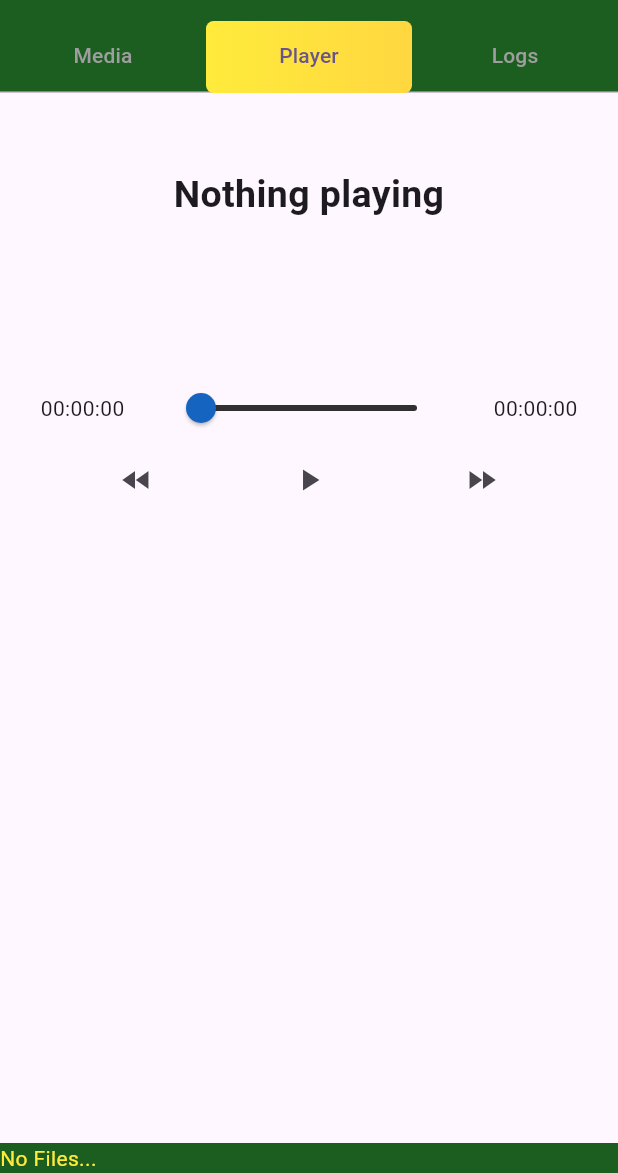
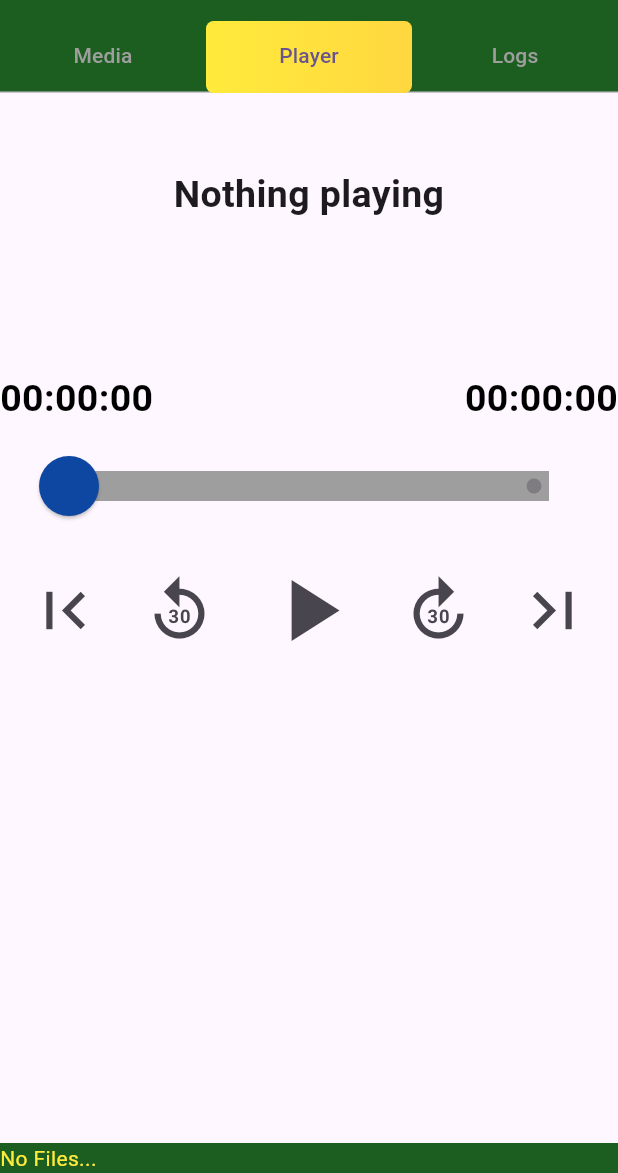
Before and after one commit to jcreyf/flutter, a Flutter app: the screen it shows after launch, tab 2 chosen, on a phone screen of 412 x 824 dp, the part 63-1236 px from its top. Run offline on Flutter 3.47's test engine with Material 3 defaults, Android fonts, the phone set to English and light mode, and no system bars; our stand-ins replace flutter_phoenix, just_audio, just_audio_background, logger, permission_handler, sqflite; missing offline and left inert: external_path, filesystem_picker, record; accounts and stored records are empty.

Commit message:
Add background player and more

```diff
--- a/mediatheque/lib/main.dart
+++ b/mediatheque/lib/main.dart
@@ -35,9 +35,19 @@ import 'package:filesystem_picker/filesystem_picker.dart';
 //   https://pub.dev/packages/just_audio/install
 //   /> flutter pub add just_audio
 import 'package:just_audio/just_audio.dart';
-import 'package:audio_session/audio_session.dart';
+// Used for playing media in the background:
+import 'package:just_audio_background/just_audio_background.dart';
+//import 'package:audio_session/audio_session.dart';
 
-void main() {
+// Start point of the app.
+// This needs to be a future / async method to support it running in the background
+// (media playing in the background)
+Future<void> main() async {
+  await JustAudioBackground.init(
+    androidNotificationChannelId: 'com.jocreyf.mediatheque.channel.audio',
+    androidNotificationChannelName: 'Mediatheque audio playback',
+    androidNotificationOngoing: true,
+  );
   runApp(
       // Wrapping the app in a Phoenix widget that we can use to hot restart when needed.
       // (the Phoenix widget basically generates a new 'key' on itself, invalidating the
@@ -114,45 +124,82 @@ class _MediathequeHomePageState extends State<MediathequeHomePage> with TickerPr
   Widget slider() {
     return Column(
       children: <Widget>[
-        SizedBox(height: 50),
-        playing
-            ? Text(
-                playingMediaFile.baseFileName,
-                textAlign: TextAlign.center,
-                style: TextStyle(color: Colors.amber[50], backgroundColor: Colors.amber[900], fontWeight: FontWeight.bold, fontSize: 25),
-              )
-            : const Text(
+        const SizedBox(height: 50),
+        playingMediaFile.fileName == ""
+            ? const Text(
                 "Nothing playing",
                 textAlign: TextAlign.center,
                 style: TextStyle(fontWeight: FontWeight.bold, fontSize: 25),
+              )
+            : Text(
+                playingMediaFile.baseFileName,
+                textAlign: TextAlign.center,
+                style: const TextStyle(color: Colors.black, fontWeight: FontWeight.bold, fontSize: 30),
               ),
-        SizedBox(height: 100),
+        const SizedBox(height: 100),
+        // The next widgets needs constant updating based on events in the autio sream:
+        StreamBuilder(
+            stream: player.positionStream,
+            builder: (context, snapshot) {
+              final Duration positionData = snapshot.data ?? const Duration();
+              // Save the current timestamp every 30 seconds:
+              if (positionData.inSeconds % 30 == 0) {
+                playingMediaFile.lastListenedSecond = positionData.inSeconds;
+              }
+              return Column(
+                children: [
+                  // Media timestamps:
                   Row(
-          mainAxisAlignment: MainAxisAlignment.spaceEvenly,
+                    mainAxisAlignment: MainAxisAlignment.spaceBetween,
                     children: <Widget>[
                       Text(
-                "${position.inHours.toString().length <= 1 ? "0${position.inHours}" : "${position.inHours}"}:${position.inMinutes.remainder(60).toString().length <= 1 ? "0${position.inMinutes.remainder(60)}" : "${position.inMinutes.remainder(60)}"}:${position.inSeconds.remainder(60).toString().length <= 1 ? "0${position.inSeconds.remainder(60)}" : "${position.inSeconds.remainder(60)}"}"),
-            Slider.adaptive(
-                activeColor: Colors.blue[800],
-                inactiveColor: Colors.grey[850],
-                value: position.inSeconds.toDouble(),
-                max: musicLength.inSeconds.toDouble(),
-                onChanged: (value) {
-                  print("slide value: $value");
-                  seekToSec(value.toInt());
-                }),
+                        MediaFile.timeFormat(time: positionData ?? const Duration()),
+                        textAlign: TextAlign.center,
+                        style: const TextStyle(color: Colors.black, fontWeight: FontWeight.bold, fontSize: 25),
+                      ),
                       Text(
-                "${musicLength.inHours.toString().length <= 1 ? "0${musicLength.inHours}" : "${musicLength.inHours}"}:${musicLength.inMinutes.remainder(60).toString().length <= 1 ? "0${musicLength.inMinutes.remainder(60)}" : "${musicLength.inMinutes.remainder(60)}"}:${musicLength.inSeconds.remainder(60).toString().length <= 1 ? "0${musicLength.inSeconds.remainder(60)}" : "${musicLength.inSeconds.remainder(60)}"}"),
+                        MediaFile.timeFormat(time: musicLength),
+                        textAlign: TextAlign.center,
+                        style: const TextStyle(color: Colors.black, fontWeight: FontWeight.bold, fontSize: 25),
+                      ),
                     ],
                   ),
+                  // Media slider:
+                  SliderTheme(
+                    data: SliderTheme.of(widget.context).copyWith(
+                      activeTrackColor: Colors.blue[950],
+                      inactiveTrackColor: Colors.grey[500],
+                      trackShape: const RectangularSliderTrackShape(),
+                      trackHeight: 20.0,
+                      thumbColor: Colors.blue[900],
+                      thumbShape: const RoundSliderThumbShape(enabledThumbRadius: 20.0),
+                      overlayColor: Colors.red.withAlpha(32),
+                      overlayShape: const RoundSliderOverlayShape(overlayRadius: 40.0),
+                    ),
+                    child: Container(
+                      width: 400,
+                      child: Slider(
+                        min: 0.0,
+                        max: musicLength.inSeconds.toDouble(),
+                        divisions: 1 + musicLength.inSeconds,
+                        value: positionData?.inSeconds.toDouble() ?? 0.0,
+                        onChanged: (double moveToSec) {
+                          setState(() {
+                            print("slide value 2: $moveToSec");
+                            seekToSec(moveToSec.toInt());
+                          });
+                        },
+                      ),
+                    ),
+                  ),
+                  // Media controls:
                   Row(
                     mainAxisAlignment: MainAxisAlignment.spaceEvenly,
                     children: <Widget>[
                       IconButton(
-              icon: const Icon(Icons.fast_rewind),
+                        icon: const Icon(Icons.first_page, size: 50),
                         onPressed: () {
                           setState(() {
-                  print("Rewind");
                             if (playing) {
                               player.seek(Duration.zero);
                             }
@@ -160,30 +207,63 @@ class _MediathequeHomePageState extends State<MediathequeHomePage> with TickerPr
                         },
                       ),
                       IconButton(
-              icon: playing ? const Icon(Icons.pause) : const Icon(Icons.play_arrow),
+                        icon: const Icon(Icons.replay_30, size: 50),
                         onPressed: () {
                           setState(() {
-                  print("Play");
+                            if (playing) {
+                              int currentSeconds = positionData.inSeconds;
+                              if (currentSeconds > 30) {
+                                player.seek(Duration(seconds: currentSeconds - 30));
+                              } else {
+                                player.seek(Duration.zero);
+                              }
+                            }
+                          });
+                        },
+                      ),
+                      IconButton(
+                        icon: playingMediaFile.fileName != "" && playing ? const Icon(Icons.pause, size: 70) : const Icon(Icons.play_arrow, size: 70),
+                        onPressed: () {
+                          setState(() {
                             if (playing) {
                               player.stop();
+                            } else {
+                              player.play();
                             }
                             playing = !playing;
                           });
                         },
                       ),
                       IconButton(
-              icon: const Icon(Icons.fast_forward),
+                        icon: const Icon(Icons.forward_30, size: 50),
                         onPressed: () {
                           setState(() {
-                  print("Forward");
                             if (playing) {
-                    player.seek(Duration.zero);
+                              int currentSeconds = positionData.inSeconds;
+                              int targetSeconds = currentSeconds + 30;
+                              int totalSeconds = musicLength.inSeconds;
+                              if (targetSeconds < totalSeconds) {
+                                player.seek(Duration(seconds: targetSeconds));
+                              }
+                            }
+                          });
+                        },
+                      ),
+                      IconButton(
+                        icon: const Icon(Icons.last_page, size: 50),
+                        onPressed: () {
+                          setState(() {
+                            if (playing) {
+                              player.seek(musicLength);
                             }
                           });
                         },
                       ),
                     ],
-        ),
+                  )
+                ],
+              );
+            }),
       ],
     );
   }
@@ -207,6 +287,7 @@ class _MediathequeHomePageState extends State<MediathequeHomePage> with TickerPr
   @override
   void dispose() {
     tabController.dispose();
+    player.dispose();
     super.dispose();
   }
 
@@ -479,13 +560,18 @@ class _MediathequeHomePageState extends State<MediathequeHomePage> with TickerPr
       // Start playing it!
       playingMediaFile = mediaFile;
       setState(() {
-        String _time =
-            "${musicLength.inHours.toString().length <= 1 ? "0${musicLength.inHours}" : "${musicLength.inHours}"}:${musicLength.inMinutes.remainder(60).toString().length <= 1 ? "0${musicLength.inMinutes.remainder(60)}" : "${musicLength.inMinutes.remainder(60)}"}:${musicLength.inSeconds.remainder(60).toString().length <= 1 ? "0${musicLength.inSeconds.remainder(60)}" : "${musicLength.inSeconds.remainder(60)}"}";
-        statusText = "playing: ${playingMediaFile.fileName} ($_time)";
+        statusText = "playing: ${playingMediaFile.fileName} (${MediaFile.timeFormat(time: musicLength)})";
       });
       await player.setFilePath(playingMediaFile.fileName).then((duration) {
         playing = true;
         musicLength = duration ?? const Duration(seconds: 0);
+//        player.sequenceStateStream.listen((SequenceState? sequenceState) {
+//          print("JCREYF sequence state: ${sequenceState?.currentSource.toString()}");
+//        });
+        // Jump to wherever we stopped listening last time:
+        if (playingMediaFile.lastListenedSecond > 0) {
+          player.seek(Duration(seconds: playingMediaFile.lastListenedSecond));
+        }
         player.play();
       });
     }
--- a/mediatheque/lib/models/media_file.dart
+++ b/mediatheque/lib/models/media_file.dart
@@ -4,12 +4,17 @@ import 'package:path/path.dart';
 class MediaFile {
   String _fileName = "";
   String _fileLocation = "";
-  String _duration = "00:00:00";
+  Duration _duration = Duration();
   int _lengthInSeconds = 0;
   int _lastListenedSecond = 0;
 
   MediaFile({required String filename}) {
     _fileName = filename;
+  }
+
+  /// Get the time duration in a human readable format: HH:MM:SS
+  static String timeFormat({required Duration time}) {
+    return "${time.inHours.toString().length <= 1 ? "0${time.inHours}" : "${time.inHours}"}:${time.inMinutes.remainder(60).toString().length <= 1 ? "0${time.inMinutes.remainder(60)}" : "${time.inMinutes.remainder(60)}"}:${time.inSeconds.remainder(60).toString().length <= 1 ? "0${time.inSeconds.remainder(60)}" : "${time.inSeconds.remainder(60)}"}";
   }
 
   @override
@@ -69,7 +74,6 @@ class MediaFile {
   }
 
   String get duration {
-    return "00:00:00";
-//    return "${musicLength.inHours.toString().length <= 1 ? "0${musicLength.inHours}" : "${musicLength.inHours}"}:${musicLength.inMinutes.remainder(60).toString().length <= 1 ? "0${musicLength.inMinutes.remainder(60)}" : "${musicLength.inMinutes.remainder(60)}"}:${musicLength.inSeconds.remainder(60).toString().length <= 1 ? "0${musicLength.inSeconds.remainder(60)}" : "${musicLength.inSeconds.remainder(60)}"}");
+    return "${_duration.inHours.toString().length <= 1 ? "0${_duration.inHours}" : "${_duration.inHours}"}:${_duration.inMinutes.remainder(60).toString().length <= 1 ? "0${_duration.inMinutes.remainder(60)}" : "${_duration.inMinutes.remainder(60)}"}:${_duration.inSeconds.remainder(60).toString().length <= 1 ? "0${_duration.inSeconds.remainder(60)}" : "${_duration.inSeconds.remainder(60)}"}";
   }
 }
--- a/mediatheque/pubspec.yaml
+++ b/mediatheque/pubspec.yaml
@@ -20,6 +20,7 @@ dependencies:
   filesystem_picker: ^4.1.0
   logger: ^2.0.2+1
   just_audio: ^0.9.36
+  just_audio_background: ^0.0.1-beta.11
 
 dev_dependencies:
   flutter_test:
@@ -44,3 +45,6 @@ flutter_launcher_icons:
 
 flutter:
   uses-material-design: true
+
+  assets:
+    - assets/audio/
```
Also changed, not shown: mediatheque/pubspec.lock, 3 other files. Lines whose indentation alone changed are shown as unchanged.
